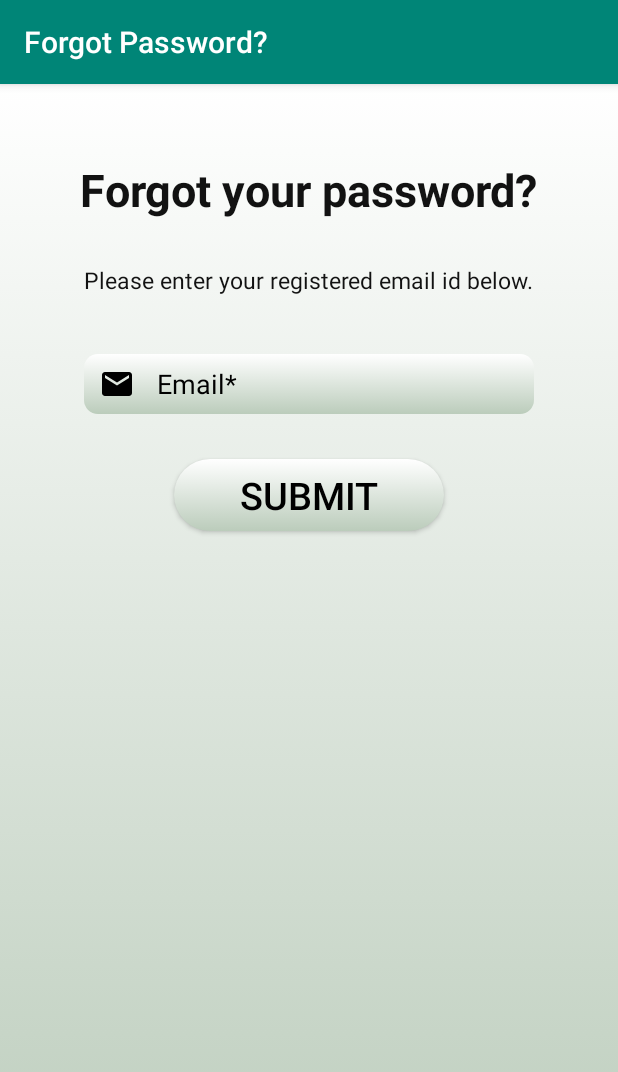
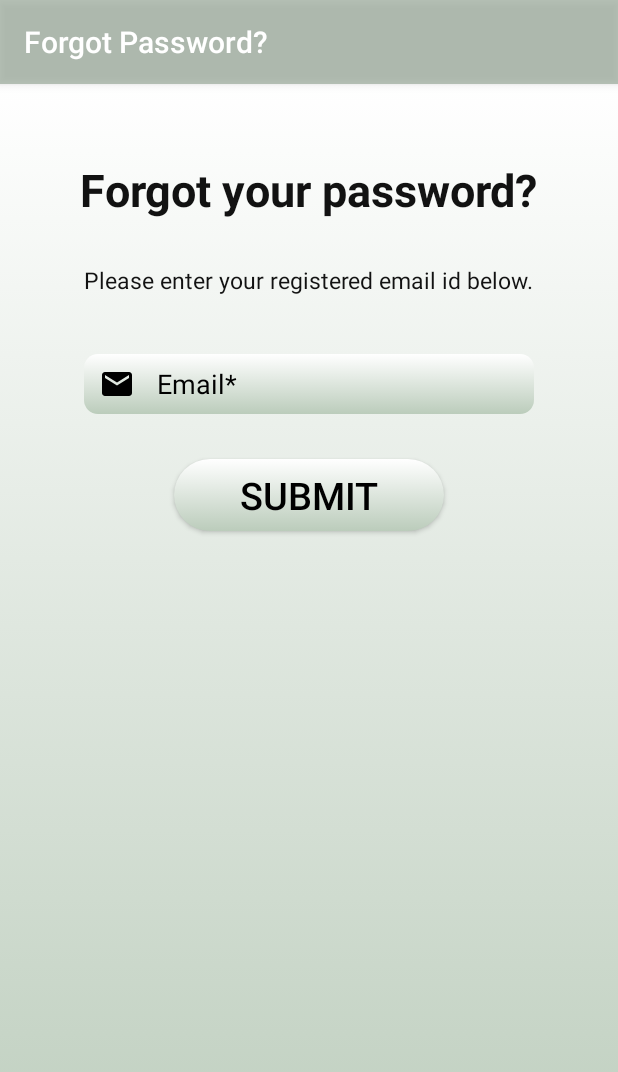
Before and after one commit to tejaspatel083/RestApiProject, an Android app: the screen it shows after launch (MainActivity), after a tap on "Forgot your Password?", on a phone screen of 412 x 824 dp. Shown: the top 1072 px of the screen. Run offline under Robolectric (Android 15) with nearby library versions, the phone set to English and light mode, and no system bars; our stand-ins replace Firebase (no records; nobody signed in at launch, a user with empty details on screens opened directly).

Commit message:
Auto Login implemented

```diff
--- a/app/src/main/java/com/example/restapiproject/LoginFragment.java
+++ b/app/src/main/java/com/example/restapiproject/LoginFragment.java
@@ -71,6 +71,12 @@ public class LoginFragment extends Fragment {
 
         firebaseAuth = FirebaseAuth.getInstance();
 
+
+        if (firebaseAuth.getCurrentUser() != null)
+        {
+            Intent intent = new Intent(getActivity(), HomeActivity.class);
+            startActivity(intent);
+        }
 
 
         v1.setOnClickListener(new View.OnClickListener() {
--- a/app/src/main/res/values/colors.xml
+++ b/app/src/main/res/values/colors.xml
@@ -1,9 +1,7 @@
 <?xml version="1.0" encoding="utf-8"?>
 <resources>
-    <color name="colorPrimary">#008577</color>
-    <color name="colorPrimaryDark">#00574B</color>
+    <color name="colorPrimary">#a9a9</color>
+    <color name="colorPrimaryDark">#000000</color>
     <color name="colorAccent">#D81B60</color>
-    <color name="backgroundLogin">#4dd0e1</color>
-    <color name="startcolor">#0CDBEB</color>
-    <color name="endcolor">#ffbb86fc</color>
+    <color name="colorGrey">#bcb</color>
 </resources>
```
